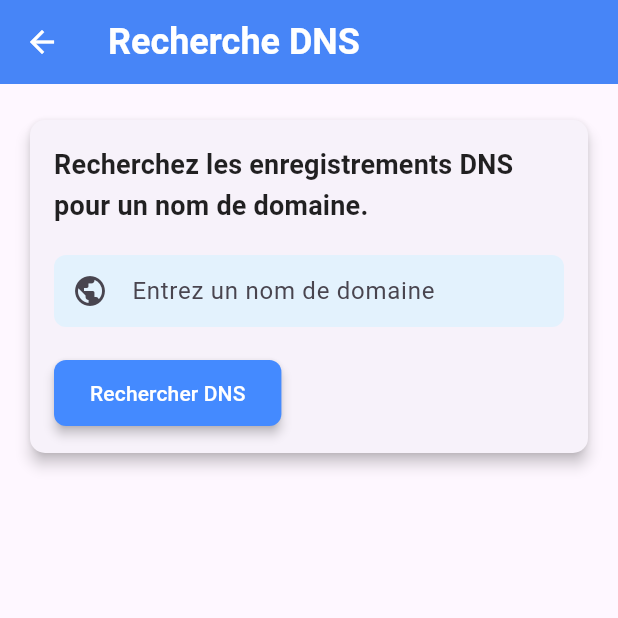
After one commit to KOUTOATI/Cisco-Tools, a Flutter app: the screen it shows after launch, after a tap on "Recherche DNS", on a phone screen of 412 x 824 dp, the top half of it. The commit adds this screen. Run offline on Flutter 3.47's test engine with Material 3 defaults, Android fonts, the phone set to English and light mode, and no system bars.

Commit message:
prototype 2

```diff
--- a/lib/main.dart
+++ b/lib/main.dart
@@ -1,8 +1,8 @@
 import 'package:flutter/material.dart';
-import 'package:calculator/screens/home_screen.dart';
 import 'package:calculator/screens/ip_converter_screen.dart';
-import 'package:calculator/screens/eui64_generator_screen.dart';
-import 'package:calculator/screens/subnet_calculator_screen.dart'; // Importation du nouvel écran
+import 'package:calculator/screens/subnet_calculator_screen.dart'; // Assurez-vous que ce fichier existe
+import 'package:calculator/screens/eui64_generator_screen.dart'; // Assurez-vous que ce fichier existe
+import 'package:calculator/screens/dns_lookup_screen.dart'; // Nouveau: Importe l'écran de recherche DNS
 
 void main() {
   runApp(const MyApp());
@@ -14,19 +14,29 @@ class MyApp extends StatelessWidget {
   @override
   Widget build(BuildContext context) {
     return MaterialApp(
-      title: 'IP Tools',
+      title: 'Outils Réseau',
       theme: ThemeData(
-        primarySwatch: Colors.blueGrey,
+        primarySwatch: Colors.blue,
         visualDensity: VisualDensity.adaptivePlatformDensity,
         appBarTheme: const AppBarTheme(
-          backgroundColor: Color(0xFF2C3E50), // Sombre comme votre design
+          backgroundColor: Colors.blueAccent,
           foregroundColor: Colors.white,
+          elevation: 4,
         ),
-        scaffoldBackgroundColor: const Color(0xFFECF0F1), // Fond clair
         cardTheme: CardThemeData(
-          elevation: 4,
-          shape: RoundedRectangleBorder(
-            borderRadius: BorderRadius.circular(10),
+          elevation: 2,
+          shape: RoundedRectangleBorder(borderRadius: BorderRadius.circular(12)),
+          margin: const EdgeInsets.symmetric(vertical: 8.0, horizontal: 4.0),
+        ),
+        elevatedButtonTheme: ElevatedButtonThemeData(
+          style: ElevatedButton.styleFrom(
+            backgroundColor: Colors.blueAccent,
+            foregroundColor: Colors.white,
+            padding: const EdgeInsets.symmetric(horizontal: 24, vertical: 12),
+            shape: RoundedRectangleBorder(
+              borderRadius: BorderRadius.circular(8),
+            ),
+            elevation: 3,
           ),
         ),
         inputDecorationTheme: InputDecorationTheme(
@@ -35,29 +45,106 @@ class MyApp extends StatelessWidget {
             borderSide: BorderSide.none,
           ),
           filled: true,
-          fillColor: Colors.white,
-          contentPadding: const EdgeInsets.symmetric(horizontal: 16, vertical: 12),
-          hintStyle: TextStyle(color: Colors.grey[600]),
+          fillColor: Colors.blue.shade50,
+          contentPadding: const EdgeInsets.symmetric(vertical: 12.0, horizontal: 16.0),
         ),
-        elevatedButtonTheme: ElevatedButtonThemeData(
-          style: ElevatedButton.styleFrom(
-            backgroundColor: const Color(0xFF3498DB), // Bleu vif
-            foregroundColor: Colors.white,
-            padding: const EdgeInsets.symmetric(horizontal: 20, vertical: 12),
-            shape: RoundedRectangleBorder(
-              borderRadius: BorderRadius.circular(8),
+        textTheme: const TextTheme(
+          titleLarge: TextStyle(fontSize: 24.0, fontWeight: FontWeight.bold, color: Colors.blueAccent),
+          titleMedium: TextStyle(fontSize: 18.0, fontWeight: FontWeight.w600, color: Colors.black87),
+          bodyMedium: TextStyle(fontSize: 16.0, color: Colors.black54),
+        ),
+      ),
+      home: const HomeScreen(),
+    );
+  }
+}
+
+class HomeScreen extends StatelessWidget {
+  const HomeScreen({super.key});
+
+  @override
+  Widget build(BuildContext context) {
+    return Scaffold(
+      appBar: AppBar(
+        title: const Text('Outils Réseau'),
+        centerTitle: true,
+      ),
+      body: Padding(
+        padding: const EdgeInsets.all(16.0),
+        child: GridView.count(
+          crossAxisCount: 2, // Deux colonnes
+          crossAxisSpacing: 16.0,
+          mainAxisSpacing: 16.0,
+          children: <Widget>[
+            _buildToolCard(
+              context,
+              'Analyseur IP',
+              'Analysez les détails d\'une adresse IPv4/IPv6.',
+              Icons.network_check,
+              const IpConverterScreen(),
             ),
-            elevation: 3,
+            _buildToolCard(
+              context,
+              'Calculateur de Sous-réseaux',
+              'Calculez des sous-réseaux classiques ou VLSM.',
+              Icons.grid_on,
+              const SubnetCalculatorScreen(),
+            ),
+            _buildToolCard(
+              context,
+              'Générateur EUI-64',
+              'Générez un ID d\'interface EUI-64 à partir d\'une adresse MAC.',
+              Icons.memory,
+              const EUI64GeneratorScreen(),
+            ),
+            _buildToolCard( // Nouveau: Carte pour la recherche DNS
+              context,
+              'Recherche DNS',
+              'Trouvez les enregistrements DNS pour un nom de domaine.',
+              Icons.public,
+              const DnsLookupScreen(),
+            ),
+          ],
+        ),
+      ),
+    );
+  }
+
+  Widget _buildToolCard(BuildContext context, String title, String description, IconData icon, Widget screen) {
+    return Card(
+      elevation: 4,
+      shape: RoundedRectangleBorder(borderRadius: BorderRadius.circular(12)),
+      child: InkWell(
+        onTap: () {
+          Navigator.push(
+            context,
+            MaterialPageRoute(builder: (context) => screen),
+          );
+        },
+        child: Padding(
+          padding: const EdgeInsets.all(16.0),
+          child: Column(
+            mainAxisAlignment: MainAxisAlignment.center,
+            children: <Widget>[
+              Icon(icon, size: 48.0, color: Theme.of(context).primaryColor),
+              const SizedBox(height: 10),
+              Text(
+                title,
+                style: Theme.of(context).textTheme.titleMedium,
+                textAlign: TextAlign.center,
+              ),
+              const SizedBox(height: 5),
+              Text(
+                description,
+                style: Theme.of(context).textTheme.bodyMedium,
+                textAlign: TextAlign.center,
+                maxLines: 2,
+                overflow: TextOverflow.ellipsis,
+              ),
+            ],
           ),
         ),
       ),
-      initialRoute: '/',
-      routes: {
-        '/': (context) => const HomeScreen(),
-        '/ip_converter': (context) => const IpConverterScreen(),
-        '/eui64_generator': (context) => const EUI64GeneratorScreen(),
-        '/subnet_calculator': (context) => const SubnetCalculatorScreen(), // Route pour le calculateur de sous-réseaux
-      },
     );
   }
 }
--- a/lib/models/ip_models.dart
+++ b/lib/models/ip_models.dart
@@ -1,5 +1,4 @@
-// Assurez-vous que ce fichier contient déjà vos autres modèles comme IpAnalysisResult et EUI64Result
-import 'package:flutter/material.dart'; // Nécessaire pour debugPrint dans certains modèles si utilisé
+import 'package:flutter/material.dart'; // Keep if you use debugPrint or other Flutter specific functionalities in models.
 
 /// Modèle pour les résultats de l'analyse IP (IPv4 et IPv6).
 class IpAnalysisResult {
@@ -18,11 +17,15 @@ class IpAnalysisResult {
   final String? broadcastAddressBinary;
   final String? firstHost;
   final String? lastHost;
-  final int? totalHosts;
+  final int? totalHosts; // Ce champ est pour IPv4, et est bien un int?
 
   // IPv6 specific
   final String? expandedIpv6;
   final String? compressedIpv6;
+  final String? networkAddressIPv6; // Nouveau champ pour l'adresse réseau IPv6
+  final String? firstUsableIPv6;    // Nouveau champ pour la première adresse utilisable IPv6
+  final String? lastUsableIPv6;     // Nouveau champ pour la dernière adresse utilisable IPv6
+  final String? totalAddressesIPv6; // Nouveau champ pour le nombre total d'adresses IPv6 (String pour gérer les très grands nombres)
 
   IpAnalysisResult({
     required this.originalIpCidr,
@@ -41,6 +44,10 @@ class IpAnalysisResult {
     this.totalHosts,
     this.expandedIpv6,
     this.compressedIpv6,
+    this.networkAddressIPv6,
+    this.firstUsableIPv6,
+    this.lastUsableIPv6,
+    this.totalAddressesIPv6,
   });
 }
 
@@ -133,3 +140,31 @@ class VLSMResult {
     required this.subnets,
   });
 }
+
+/// Type d'enregistrement DNS (A, AAAA, MX, NS, TXT, CNAME, etc.)
+enum DnsRecordType { A, AAAA, MX, NS, TXT, CNAME, PTR, SRV, SOA, Unknown }
+
+/// Modèle pour un enregistrement DNS individuel.
+class DnsRecord {
+  final DnsRecordType type;
+  final String value;
+  final int? ttl; // Time-To-Live en secondes
+
+  DnsRecord({required this.type, required this.value, this.ttl});
+
+  @override
+  String toString() {
+    return 'Type: ${type.name}, Valeur: $value' + (ttl != null ? ', TTL: $ttl s' : '');
+  }
+}
+
+/// Modèle pour les résultats complets d'une recherche DNS.
+class DnsLookupResult {
+  final String domainName;
+  final List<DnsRecord> records;
+  final String? errorMessage;
+
+  DnsLookupResult({required this.domainName, required this.records, this.errorMessage});
+
+  bool get isSuccess => errorMessage == null;
+}
--- /dev/null
+++ b/lib/screens/dns_lookup_screen.dart
@@ -0,0 +1,134 @@
+import 'package:flutter/material.dart';
+import 'package:calculator/models/ip_models.dart';
+import 'package:calculator/services/dns_utils.dart';
+import 'package:calculator/widgets/result_display.dart'; // Assurez-vous que ce widget existe
+
+class DnsLookupScreen extends StatefulWidget {
+  const DnsLookupScreen({super.key});
+
+  @override
+  State<DnsLookupScreen> createState() => _DnsLookupScreenState();
+}
+
+class _DnsLookupScreenState extends State<DnsLookupScreen> {
+  final TextEditingController _domainController = TextEditingController();
+  DnsLookupResult? _result;
+  String? _errorMessage;
+  bool _isLoading = false;
+
+  void _performDnsLookup() async {
+    debugPrint('_performDnsLookup called');
+    setState(() {
+      _isLoading = true;
+      _errorMessage = null;
+      _result = null;
+    });
+
+    final String domainName = _domainController.text.trim();
+    if (domainName.isEmpty) {
+      setState(() {
+        _errorMessage = 'Veuillez entrer un nom de domaine.';
+        _isLoading = false;
+      });
+      return;
+    }
+
+    try {
+      final lookupResult = await DnsUtils.lookupDns(domainName);
+      debugPrint('DNS Lookup successful for ${lookupResult.domainName}');
+      setState(() {
+        _result = lookupResult;
+        _isLoading = false;
+      });
+    } catch (e) {
+      debugPrint('DNS Lookup failed. Error: $e');
+      setState(() {
+        _errorMessage = e.toString().replaceFirst('Exception: ', '');
+        _isLoading = false;
+      });
+    }
+  }
+
+  @override
+  void dispose() {
+    _domainController.dispose();
+    super.dispose();
+  }
+
+  @override
+  Widget build(BuildContext context) {
+    debugPrint('DnsLookupScreen build method called. _result: $_result, _errorMessage: $_errorMessage, _isLoading: $_isLoading');
+    return Scaffold(
+      appBar: AppBar(
+        title: const Text('Recherche DNS'),
+      ),
+      body: SingleChildScrollView(
+        padding: const EdgeInsets.all(16.0),
+        child: Column(
+          crossAxisAlignment: CrossAxisAlignment.stretch,
+          children: [
+            Card(
+              elevation: 4,
+              shape: RoundedRectangleBorder(borderRadius: BorderRadius.circular(10)),
+              child: Padding(
+                padding: const EdgeInsets.all(16.0),
+                child: Column(
+                  crossAxisAlignment: CrossAxisAlignment.start,
+                  children: [
+                    Text(
+                      'Recherchez les enregistrements DNS pour un nom de domaine.',
+                      style: Theme.of(context).textTheme.titleMedium,
+                    ),
+                    const SizedBox(height: 20),
+                    TextField(
+                      controller: _domainController,
+                      keyboardType: TextInputType.text,
+                      decoration: const InputDecoration(
+                        labelText: 'Entrez un nom de domaine',
+                        hintText: 'ex: google.com ou github.com',
+                        prefixIcon: Icon(Icons.public),
+                      ),
+                    ),
+                    const SizedBox(height: 20),
+                    ElevatedButton(
+                      onPressed: _performDnsLookup,
+                      child: const Text('Rechercher DNS'),
+                    ),
+                  ],
+                ),
+              ),
+            ),
+            if (_isLoading)
+              const ResultDisplay(
+                results: {},
+                title: 'Recherche en cours',
+                showLoading: true,
+              ),
+            if (_errorMessage != null)
+              ResultDisplay(
+                results: {},
+                title: 'Erreur',
+                isError: true,
+                errorMessage: _errorMessage,
+              ),
+            if (_result != null && _result!.isSuccess)
+              ResultDisplay(
+                title: 'Résultats DNS pour ${_result!.domainName}',
+                results: {
+                  for (var record in _result!.records)
+                    '${record.type.name}': record.value + (record.ttl != null ? ' (TTL: ${record.ttl}s)' : ''),
+                },
+              ),
+            if (_result != null && !_result!.isSuccess && _result!.errorMessage != null)
+              ResultDisplay(
+                results: {},
+                title: 'Échec de la recherche DNS',
+                isError: true,
+                errorMessage: _result!.errorMessage,
+              ),
+          ],
+        ),
+      ),
+    );
+  }
+}
```
Also changed, not shown: lib/services/dns_utils.dart (added, +75 -0 lines), lib/services/ip_utils.dart (+201 -133 lines).
